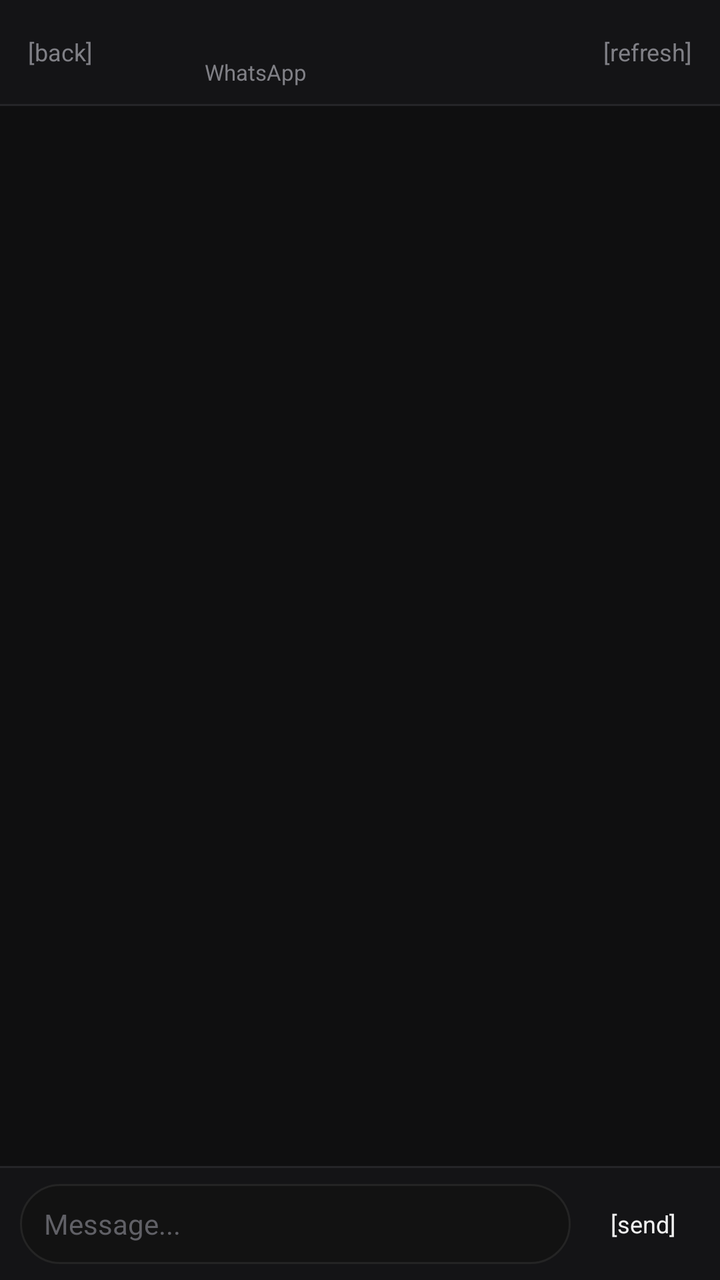
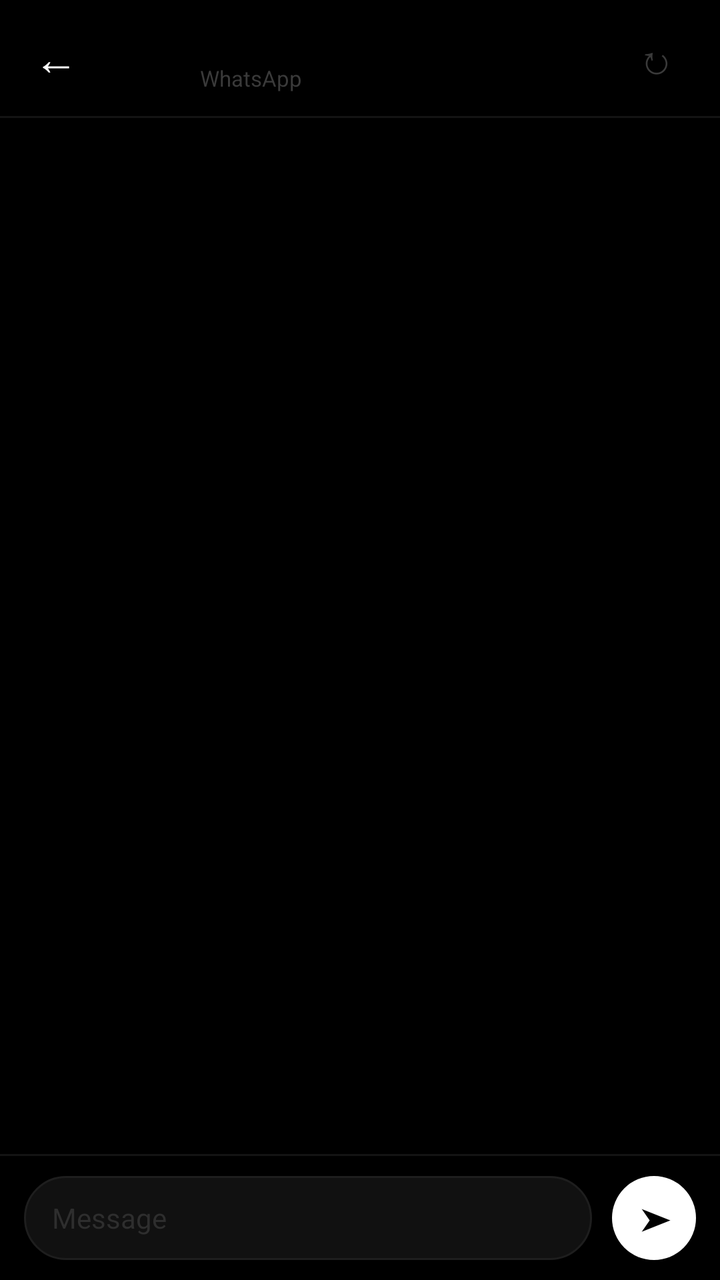

The first picture is an Android layout as it rendered before a commit; the second is the same layout after the commit. The layout source and the unified diff follow.
<!-- AndroidManifest.xml: application theme android:Theme.NoTitleBar -->
<!-- res/layout/activity_chat.xml -->
<?xml version="1.0" encoding="utf-8"?>
<LinearLayout xmlns:android="http://schemas.android.com/apk/res/android"
    android:layout_width="match_parent"
    android:layout_height="match_parent"
    android:orientation="vertical"
    android:background="#0F0F10">

    
    <LinearLayout
        android:layout_width="match_parent"
        android:layout_height="52dp"
        android:orientation="horizontal"
        android:background="#141416"
        android:gravity="center_vertical"
        android:paddingLeft="4dp"
        android:paddingRight="8dp">

        
        <TextView
            android:id="@+id/btn_back"
            android:layout_width="wrap_content"
            android:layout_height="match_parent"
            android:gravity="center"
            android:paddingLeft="10dp"
            android:paddingRight="10dp"
            android:textColor="#808086"
            android:textSize="12sp"
            android:text="[back]" />

        
        <FrameLayout
            android:id="@+id/layout_chat_avatar"
            android:layout_width="36dp"
            android:layout_height="36dp"
            android:layout_marginRight="10dp">

            <ImageView
                android:id="@+id/iv_chat_avatar"
                android:layout_width="match_parent"
                android:layout_height="match_parent"
                android:scaleType="centerCrop" />

            <TextView
                android:id="@+id/tv_chat_avatar_letter"
                android:layout_width="match_parent"
                android:layout_height="match_parent"
                android:gravity="center"
                android:textColor="#F2F2F2"
                android:textSize="15sp"
                android:textStyle="bold" />
        </FrameLayout>

        
        <LinearLayout
            android:layout_width="0dp"
            android:layout_weight="1"
            android:layout_height="wrap_content"
            android:orientation="vertical">

            <TextView
                android:id="@+id/tv_thread_name"
                android:layout_width="wrap_content"
                android:layout_height="wrap_content"
                android:textColor="#F2F2F2"
                android:textSize="15sp"
                android:textStyle="bold"
                android:singleLine="true"
                android:ellipsize="end" />

            <TextView
                android:id="@+id/tv_thread_status"
                android:layout_width="wrap_content"
                android:layout_height="wrap_content"
                android:textColor="#808086"
                android:textSize="11sp"
                android:text="WhatsApp" />
        </LinearLayout>

        
        <TextView
            android:id="@+id/btn_chat_refresh"
            android:layout_width="wrap_content"
            android:layout_height="44dp"
            android:gravity="center"
            android:paddingLeft="8dp"
            android:paddingRight="6dp"
            android:textColor="#808086"
            android:textSize="12sp"
            android:text="[refresh]" />
    </LinearLayout>

    
    <View
        android:layout_width="match_parent"
        android:layout_height="1dp"
        android:background="#252528" />

    
    <FrameLayout
        android:layout_width="match_parent"
        android:layout_height="0dp"
        android:layout_weight="1">

        <ListView
            android:id="@+id/list_messages"
            android:layout_width="match_parent"
            android:layout_height="match_parent"
            android:divider="@null"
            android:dividerHeight="4dp"
            android:paddingLeft="10dp"
            android:paddingRight="10dp"
            android:paddingTop="10dp"
            android:paddingBottom="10dp"
            android:clipToPadding="false"
            android:scrollbars="none" />

        <TextView
            android:id="@+id/tv_chat_empty"
            android:layout_width="match_parent"
            android:layout_height="match_parent"
            android:gravity="center"
            android:textColor="#808086"
            android:textSize="13sp"
            android:text="No messages yet.\nType below to begin."
            android:visibility="gone" />
    </FrameLayout>

    
    <View
        android:layout_width="match_parent"
        android:layout_height="1dp"
        android:background="#252528" />

    
    <LinearLayout
        android:layout_width="match_parent"
        android:layout_height="wrap_content"
        android:orientation="horizontal"
        android:background="#141416"
        android:paddingLeft="10dp"
        android:paddingRight="10dp"
        android:paddingTop="8dp"
        android:paddingBottom="8dp"
        android:gravity="center_vertical">

        <EditText
            android:id="@+id/edit_message"
            android:layout_width="0dp"
            android:layout_weight="1"
            android:layout_height="wrap_content"
            android:minHeight="40dp"
            android:maxLines="5"
            android:paddingLeft="12dp"
            android:paddingRight="12dp"
            android:paddingTop="9dp"
            android:paddingBottom="9dp"
            android:background="@drawable/input_pill_bg"
            android:textColor="#F2F2F2"
            android:textColorHint="#606066"
            android:hint="Message..."
            android:textSize="14sp"
            android:imeOptions="actionSend"
            android:inputType="textCapSentences|textMultiLine" />

        
        <TextView
            android:id="@+id/btn_send"
            android:layout_width="wrap_content"
            android:layout_height="40dp"
            android:layout_marginLeft="8dp"
            android:gravity="center"
            android:paddingLeft="12dp"
            android:paddingRight="12dp"
            android:textColor="#F2F2F2"
            android:textSize="12sp"
            android:text="[send]" />
    </LinearLayout>

</LinearLayout>
<!-- resources referenced by this layout -->
<resources>
  <!-- drawable input_pill_bg (drawable) -->
  <?xml version="1.0" encoding="utf-8"?>
  <shape xmlns:android="http://schemas.android.com/apk/res/android"
      android:shape="rectangle">
      <solid android:color="#121212" />
      <stroke android:width="1dp" android:color="#242424" />
      <corners android:radius="22dp" />
  </shape>
</resources>

<!-- the commit's change to res/layout/activity_chat.xml (unified diff, before → after) -->
@@ -3,49 +3,48 @@
     android:layout_width="match_parent"
     android:layout_height="match_parent"
     android:orientation="vertical"
-    android:background="#0F0F10">
+    android:background="#000000">
 
     
     <LinearLayout
         android:layout_width="match_parent"
-        android:layout_height="52dp"
+        android:layout_height="58dp"
         android:orientation="horizontal"
-        android:background="#141416"
+        android:background="#000000"
         android:gravity="center_vertical"
-        android:paddingLeft="4dp"
-        android:paddingRight="8dp">
+        android:paddingLeft="6dp"
+        android:paddingRight="10dp">
 
         
         <TextView
             android:id="@+id/btn_back"
-            android:layout_width="wrap_content"
+            android:layout_width="44dp"
             android:layout_height="match_parent"
             android:gravity="center"
-            android:paddingLeft="10dp"
-            android:paddingRight="10dp"
-            android:textColor="#808086"
-            android:textSize="12sp"
-            android:text="[back]" />
+            android:textColor="#FFFFFF"
+            android:textSize="22sp"
+            android:text="&#8592;" />
 
         
         <FrameLayout
             android:id="@+id/layout_chat_avatar"
-            android:layout_width="36dp"
-            android:layout_height="36dp"
-            android:layout_marginRight="10dp">
+            android:layout_width="38dp"
+            android:layout_height="38dp"
+            android:layout_marginRight="12dp">
 
             <ImageView
                 android:id="@+id/iv_chat_avatar"
                 android:layout_width="match_parent"
                 android:layout_height="match_parent"
-                android:scaleType="centerCrop" />
+                android:scaleType="centerCrop"
+                android:visibility="gone" />
 
             <TextView
                 android:id="@+id/tv_chat_avatar_letter"
                 android:layout_width="match_parent"
                 android:layout_height="match_parent"
                 android:gravity="center"
-                android:textColor="#F2F2F2"
+                android:textColor="#FFFFFF"
                 android:textSize="15sp"
                 android:textStyle="bold" />
         </FrameLayout>
@@ -61,7 +60,7 @@
                 android:id="@+id/tv_thread_name"
                 android:layout_width="wrap_content"
                 android:layout_height="wrap_content"
-                android:textColor="#F2F2F2"
+                android:textColor="#FFFFFF"
                 android:textSize="15sp"
                 android:textStyle="bold"
                 android:singleLine="true"
@@ -71,7 +70,7 @@
                 android:id="@+id/tv_thread_status"
                 android:layout_width="wrap_content"
                 android:layout_height="wrap_content"
-                android:textColor="#808086"
+                android:textColor="#3A3A3A"
                 android:textSize="11sp"
                 android:text="WhatsApp" />
         </LinearLayout>
@@ -79,21 +78,19 @@
         
         <TextView
             android:id="@+id/btn_chat_refresh"
-            android:layout_width="wrap_content"
+            android:layout_width="44dp"
             android:layout_height="44dp"
             android:gravity="center"
-            android:paddingLeft="8dp"
-            android:paddingRight="6dp"
-            android:textColor="#808086"
-            android:textSize="12sp"
-            android:text="[refresh]" />
+            android:textColor="#3A3A3A"
+            android:textSize="20sp"
+            android:text="&#8635;" />
     </LinearLayout>
 
     
     <View
         android:layout_width="match_parent"
         android:layout_height="1dp"
-        android:background="#252528" />
+        android:background="#141414" />
 
     
     <FrameLayout
@@ -106,11 +103,11 @@
             android:layout_width="match_parent"
             android:layout_height="match_parent"
             android:divider="@null"
-            android:dividerHeight="4dp"
-            android:paddingLeft="10dp"
-            android:paddingRight="10dp"
-            android:paddingTop="10dp"
-            android:paddingBottom="10dp"
+            android:dividerHeight="0dp"
+            android:paddingLeft="12dp"
+            android:paddingRight="12dp"
+            android:paddingTop="12dp"
+            android:paddingBottom="12dp"
             android:clipToPadding="false"
             android:scrollbars="none" />
 
@@ -119,9 +116,9 @@
             android:layout_width="match_parent"
             android:layout_height="match_parent"
             android:gravity="center"
-            android:textColor="#808086"
-            android:textSize="13sp"
-            android:text="No messages yet.\nType below to begin."
+            android:textColor="#333333"
+            android:textSize="14sp"
+            android:text="No messages"
             android:visibility="gone" />
     </FrameLayout>
 
@@ -129,18 +126,18 @@
     <View
         android:layout_width="match_parent"
         android:layout_height="1dp"
-        android:background="#252528" />
+        android:background="#141414" />
 
     
     <LinearLayout
         android:layout_width="match_parent"
         android:layout_height="wrap_content"
         android:orientation="horizontal"
-        android:background="#141416"
-        android:paddingLeft="10dp"
-        android:paddingRight="10dp"
-        android:paddingTop="8dp"
-        android:paddingBottom="8dp"
+        android:background="#000000"
+        android:paddingLeft="12dp"
+        android:paddingRight="12dp"
+        android:paddingTop="10dp"
+        android:paddingBottom="10dp"
         android:gravity="center_vertical">
 
         <EditText
@@ -148,32 +145,37 @@
             android:layout_width="0dp"
             android:layout_weight="1"
             android:layout_height="wrap_content"
-            android:minHeight="40dp"
+            android:minHeight="42dp"
             android:maxLines="5"
-            android:paddingLeft="12dp"
-            android:paddingRight="12dp"
-            android:paddingTop="9dp"
-            android:paddingBottom="9dp"
+            android:paddingLeft="14dp"
+            android:paddingRight="14dp"
+            android:paddingTop="10dp"
+            android:paddingBottom="10dp"
             android:background="@drawable/input_pill_bg"
-            android:textColor="#F2F2F2"
-            android:textColorHint="#606066"
-            android:hint="Message..."
+            android:textColor="#EEEEEE"
+            android:textColorHint="#2E2E2E"
+            android:hint="Message"
             android:textSize="14sp"
             android:imeOptions="actionSend"
             android:inputType="textCapSentences|textMultiLine" />
 
         
-        <TextView
+        <FrameLayout
             android:id="@+id/btn_send"
-            android:layout_width="wrap_content"
-            android:layout_height="40dp"
-            android:layout_marginLeft="8dp"
-            android:gravity="center"
-            android:paddingLeft="12dp"
-            android:paddingRight="12dp"
-            android:textColor="#F2F2F2"
-            android:textSize="12sp"
-            android:text="[send]" />
+            android:layout_width="42dp"
+            android:layout_height="42dp"
+            android:layout_marginLeft="10dp"
+            android:background="@drawable/btn_send_circle">
+
+            <TextView
+                android:layout_width="match_parent"
+                android:layout_height="match_parent"
+                android:gravity="center"
+                android:textColor="#000000"
+                android:textSize="16sp"
+                android:paddingLeft="2dp"
+                android:text="&#10148;" />
+        </FrameLayout>
     </LinearLayout>
 
 </LinearLayout>
<!-- resource entries referenced after the edit -->
@@ -1,12 +1,18 @@
 <!-- resources referenced by this layout -->
 <resources>
+  <!-- drawable btn_send_circle (drawable) -->
+  <?xml version="1.0" encoding="utf-8"?>
+  <shape xmlns:android="http://schemas.android.com/apk/res/android"
+      android:shape="oval">
+      <solid android:color="#FFFFFF" />
+  </shape>
   <!-- drawable input_pill_bg (drawable) -->
   <?xml version="1.0" encoding="utf-8"?>
   <shape xmlns:android="http://schemas.android.com/apk/res/android"
       android:shape="rectangle">
-      <solid android:color="#121212" />
-      <stroke android:width="1dp" android:color="#242424" />
+      <solid android:color="#111111" />
       <corners android:radius="22dp" />
+      <stroke android:width="1dp" android:color="#1E1E1E" />
   </shape>
 </resources>
 
